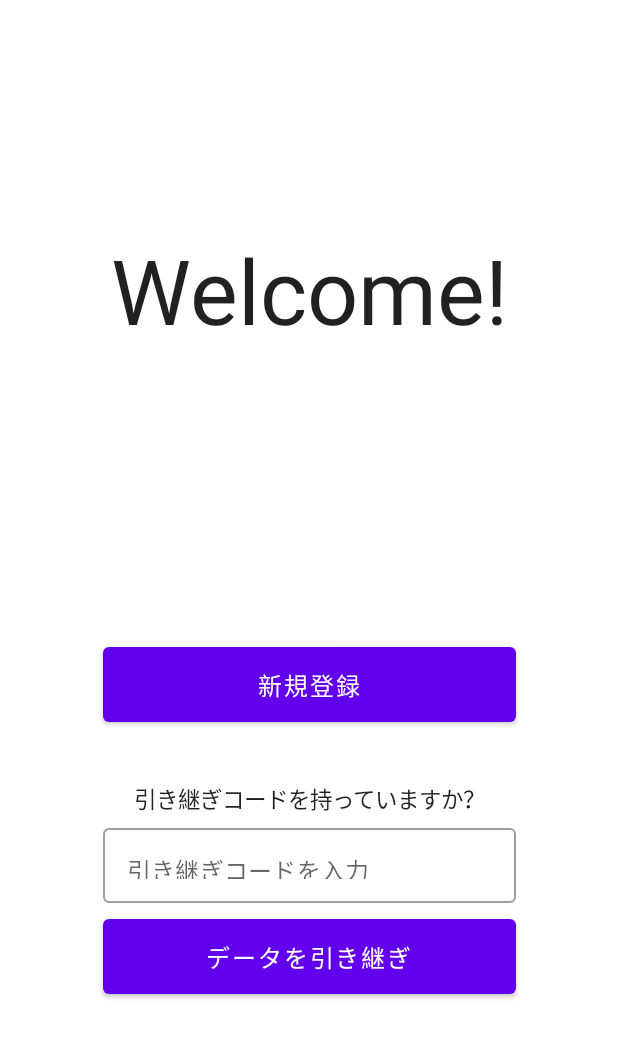
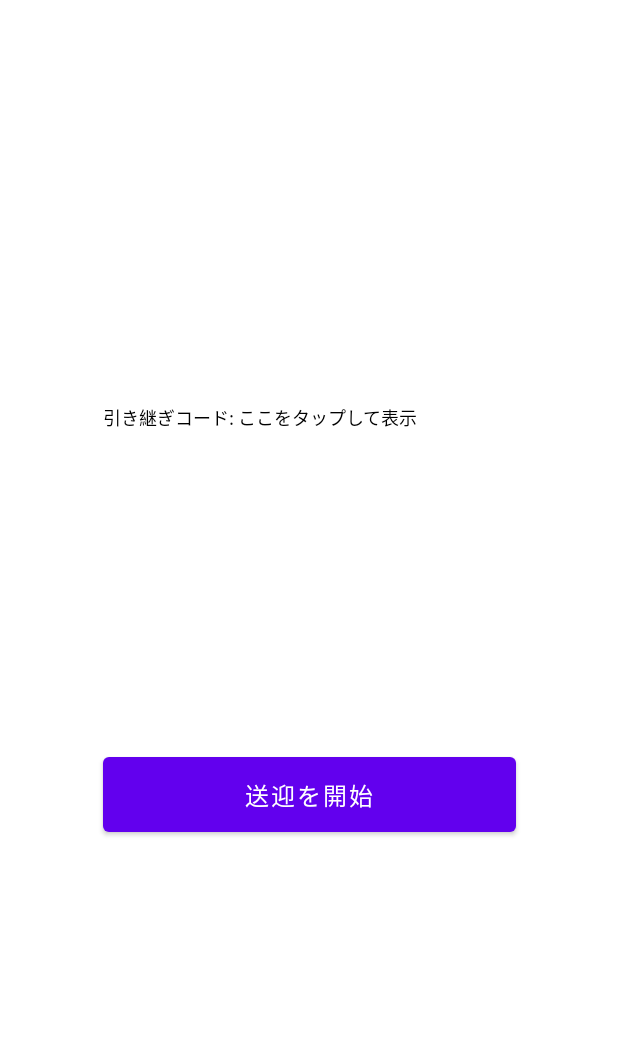
Before and after one commit to fung-hackathon/depotify-android, an Android app built with Jetpack Compose: the screen it shows after launch (MainActivity), on a phone screen of 412 x 824 dp. Shown: the top 1038 px of the screen. Run offline under Robolectric (Android 15) with nearby library versions, the phone set to English and light mode, and no system bars.

```diff
--- a/app/src/main/java/com/example/funhacks2022/MainActivity.kt
+++ b/app/src/main/java/com/example/funhacks2022/MainActivity.kt
@@ -6,6 +6,7 @@ import android.widget.Toast
 import androidx.activity.ComponentActivity
 import androidx.activity.compose.setContent
 import androidx.compose.foundation.layout.*
+import androidx.compose.foundation.text.ClickableText
 import androidx.compose.material.*
 import androidx.compose.material.icons.Icons
 import androidx.compose.material.icons.filled.Favorite
@@ -13,6 +14,8 @@ import androidx.compose.runtime.*
 import androidx.compose.ui.Alignment
 import androidx.compose.ui.Modifier
 import androidx.compose.ui.platform.LocalContext
+import androidx.compose.ui.text.AnnotatedString
+import androidx.compose.ui.text.TextStyle
 import androidx.compose.ui.text.style.TextAlign
 import androidx.compose.ui.tooling.preview.Preview
 import androidx.compose.ui.unit.dp
@@ -41,7 +44,7 @@ class MainActivity : ComponentActivity() {
 @Composable
 fun mainComposable(){
     //isFirstLandingはAppStorageかなんかから持ってくる(暫定で値を設定している)
-    var isFirstLanding by remember { mutableStateOf(true) }
+    var isFirstLanding by remember { mutableStateOf(false) }
     if (isFirstLanding) {
         firstLandingComposable(
             newUserClick = {
@@ -128,8 +131,50 @@ fun homeComposable() {
     Column(
         modifier = Modifier.fillMaxSize(),
     ){
-        Text("HOME")
+        val userId = "undefined"
+        var showId by remember { mutableStateOf(false) }
+
+        Column(
+            modifier = Modifier.fillMaxSize(),
+            verticalArrangement = Arrangement.Center,
+            horizontalAlignment = Alignment.CenterHorizontally
+        ) {
+            if (!showId){
+                ClickableText(
+                    text = AnnotatedString("引き継ぎコード: ここをタップして表示"),
+                    style = TextStyle( fontSize = 12.sp ),
+                    modifier = Modifier.size(width = 275.dp, height = 15.dp),
+                    onClick = { showId = true }
+                )
+            }
+            else {
+                Text(
+                    text = "引き継ぎコード: $userId",
+                    fontSize = 12.sp,
+                    modifier = Modifier.size(width = 275.dp, height = 15.dp)
+                )
+            }
+            Spacer(modifier = Modifier.padding(10.dp))
+
+            /*
+            TODO: dataViewerComposable()
+            */
+
+            Spacer(modifier = Modifier.padding(100.dp))
+
+            Button(
+                onClick = {},
+                modifier = Modifier.size(width = 275.dp, height = 50.dp)
+            ) {
+                Text(text = "送迎を開始", fontSize = 16.sp)
+            }
+        }
     }
+}
+
+@Composable
+fun dataViewerComposable() {
+
 }
 
 @Preview(showBackground = true)
```
